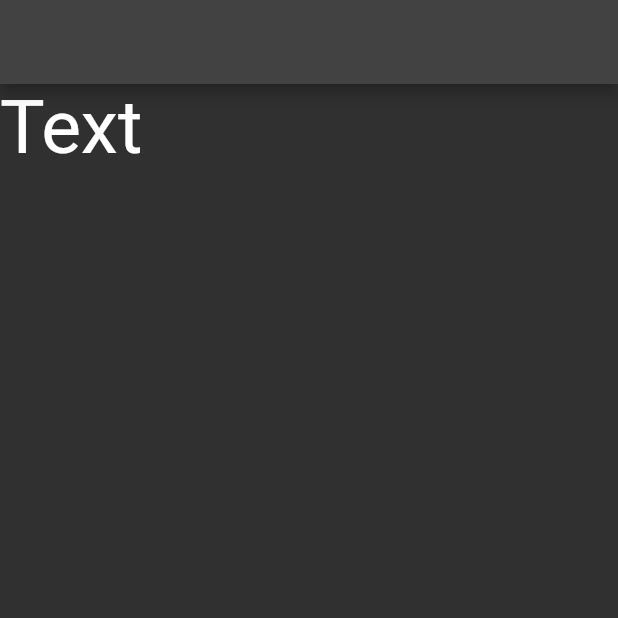
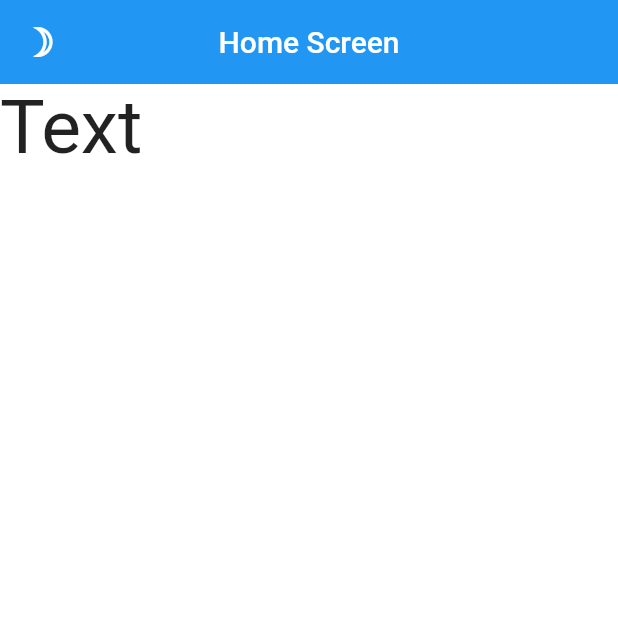
Before and after one commit to eslamelezaby98/flutter_apps, a Flutter app: the screen it shows after launch, on a phone screen of 412 x 824 dp, the top half of it. Run offline on Flutter 3.47's test engine with Material 2 defaults, Android fonts, the phone set to English and light mode, and no system bars; our stand-ins replace firebase_auth, firebase_core, get, google_sign_in, sqflite; missing offline and left inert: flutter_facebook_auth; accounts and stored records are empty.

Commit message:
added change theme method

```diff
--- a/to_do_app/to_do_app/lib/main.dart
+++ b/to_do_app/to_do_app/lib/main.dart
@@ -1,21 +1,24 @@
 import 'package:flutter/material.dart';
+import 'package:provider/provider.dart';
 import 'package:to_do_app/screens/home_screen.dart';
-import 'package:to_do_app/themes/theme.dart';
+import 'package:to_do_app/services/theme_provider.dart';
 
 void main() {
-  runApp(MyApp());
+  runApp(
+    ChangeNotifierProvider(
+      create: (context) => ThemeProvider(isDarkTheme: false),
+      child: MyApp(),
+    ),
+  );
 }
 
 class MyApp extends StatelessWidget {
-  const MyApp({Key? key}) : super(key: key);
-
   @override
   Widget build(BuildContext context) {
+    final themeProvider = Provider.of<ThemeProvider>(context);
     return MaterialApp(
       debugShowCheckedModeBanner: false,
-      theme: Themes.darkMode,
-      darkTheme: Themes.lightMode,
-      themeMode: ThemeMode.light,
+      theme: themeProvider.getTheme,
       home: HomeScreen(),
     );
   }
--- a/to_do_app/to_do_app/lib/screens/home_screen.dart
+++ b/to_do_app/to_do_app/lib/screens/home_screen.dart
@@ -1,12 +1,29 @@
 import 'package:flutter/material.dart';
+import 'package:provider/provider.dart';
+import 'package:to_do_app/services/theme_provider.dart';
 
 class HomeScreen extends StatelessWidget {
   const HomeScreen({Key? key}) : super(key: key);
 
   @override
   Widget build(BuildContext context) {
+    final themeProvider = Provider.of<ThemeProvider>(context, listen: false);
     return Scaffold(
-      appBar: AppBar(),
+      appBar: AppBar(
+        leading: IconButton(
+          onPressed: () {
+            themeProvider.switchTheme();
+            print('Change the theme');
+          },
+          icon: Icon(
+            Icons.brightness_3_outlined,
+          ),
+        ),
+        title: Text(
+          'Home Screen',
+        ),
+        centerTitle: true,
+      ),
       body: Column(
         children: [
           Text(
@@ -14,7 +31,7 @@ class HomeScreen extends StatelessWidget {
             style: TextStyle(
               fontSize: 50,
             ),
-          )
+          ),
         ],
       ),
     );
--- /dev/null
+++ b/to_do_app/to_do_app/lib/services/theme_provider.dart
@@ -0,0 +1,45 @@
+import 'package:flutter/cupertino.dart';
+import 'package:flutter/material.dart';
+
+class ThemeProvider extends ChangeNotifier {
+  // Need a selected theme.
+  late ThemeData _selectedTheme;
+
+  //Declare a dark and a light theme
+
+  ThemeData _light = ThemeData(
+    primaryColor: Colors.white,
+    scaffoldBackgroundColor: Colors.white,
+    brightness: Brightness.light,
+    appBarTheme: AppBarTheme(
+      elevation: 0,
+    ),
+  );
+
+  ThemeData _dark = ThemeData(
+    primaryColor: Colors.black,
+    scaffoldBackgroundColor: Colors.black,
+    brightness: Brightness.dark,
+    appBarTheme: AppBarTheme(
+      elevation: 0,
+    ),
+  );
+
+  // Constructor to select a dark or light theme.
+  ThemeProvider({required bool isDarkTheme}) {
+    _selectedTheme = isDarkTheme ? _dark : _light;
+  }
+
+  // getTheme method
+  ThemeData get getTheme => _selectedTheme;
+
+  // Implement a switchTheme method that changes the current theme.
+  void switchTheme() {
+    if (_selectedTheme == _dark) {
+      _selectedTheme = _light;
+    } else {
+      _selectedTheme = _dark;
+    }
+    notifyListeners();
+  }
+}
--- a/to_do_app/to_do_app/lib/themes/theme.dart
+++ b/to_do_app/to_do_app/lib/themes/theme.dart
@@ -1,8 +1,7 @@
 import 'package:flutter/material.dart';
 
-// Remmber: we should state management to change a mode
-
 class Themes {
+  // ligth mode
   static final lightMode = ThemeData(
     primaryColor: Colors.greenAccent,
     brightness: Brightness.light,
--- a/to_do_app/to_do_app/pubspec.yaml
+++ b/to_do_app/to_do_app/pubspec.yaml
@@ -28,6 +28,7 @@ dependencies:
   # The following adds the Cupertino Icons font to your application.
   # Use with the CupertinoIcons class for iOS style icons.
   cupertino_icons: ^1.0.2
+  provider: ^6.0.1
 
 dev_dependencies:
   flutter_test:
```
Also changed, not shown: to_do_app/to_do_app/lib/helpers/colors.dart (added), to_do_app/to_do_app/pubspec.lock.
